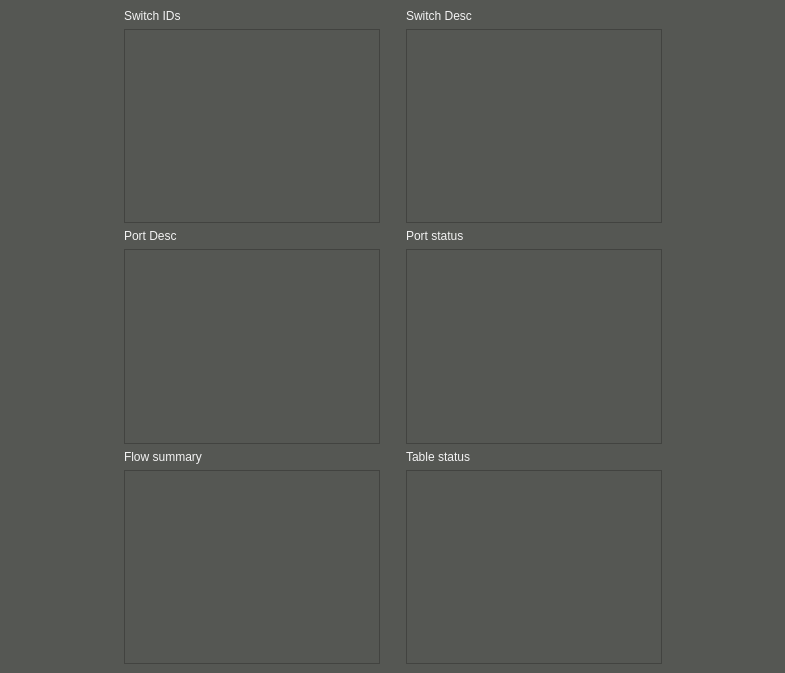
Qt form GUI/home.ui (Gaopeng-Bai/QT_flowmanager) before a commit.
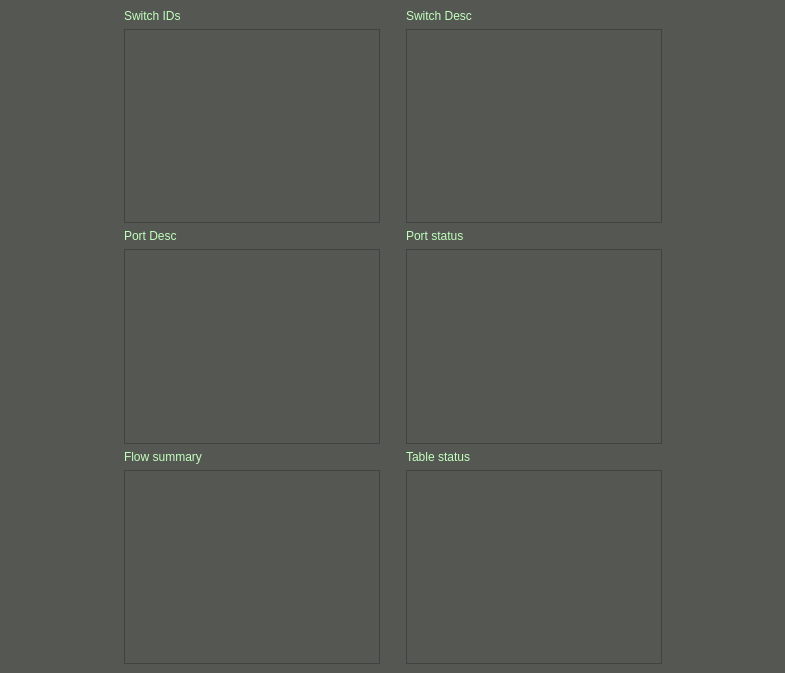
The same form after that commit.

```diff
--- a/GUI/home.ui
+++ b/GUI/home.ui
@@ -15,7 +15,7 @@
   </property>
   <property name="styleSheet">
    <string notr="true">background-color: rgb(85, 87, 83);
-color: rgb(243, 243, 243);</string>
+color: rgb(194, 255, 189);</string>
   </property>
   <widget class="QWidget" name="layoutWidget">
    <property name="geometry">
```
Left out of the diff: 9 changed lines with no effect on the pictures.
